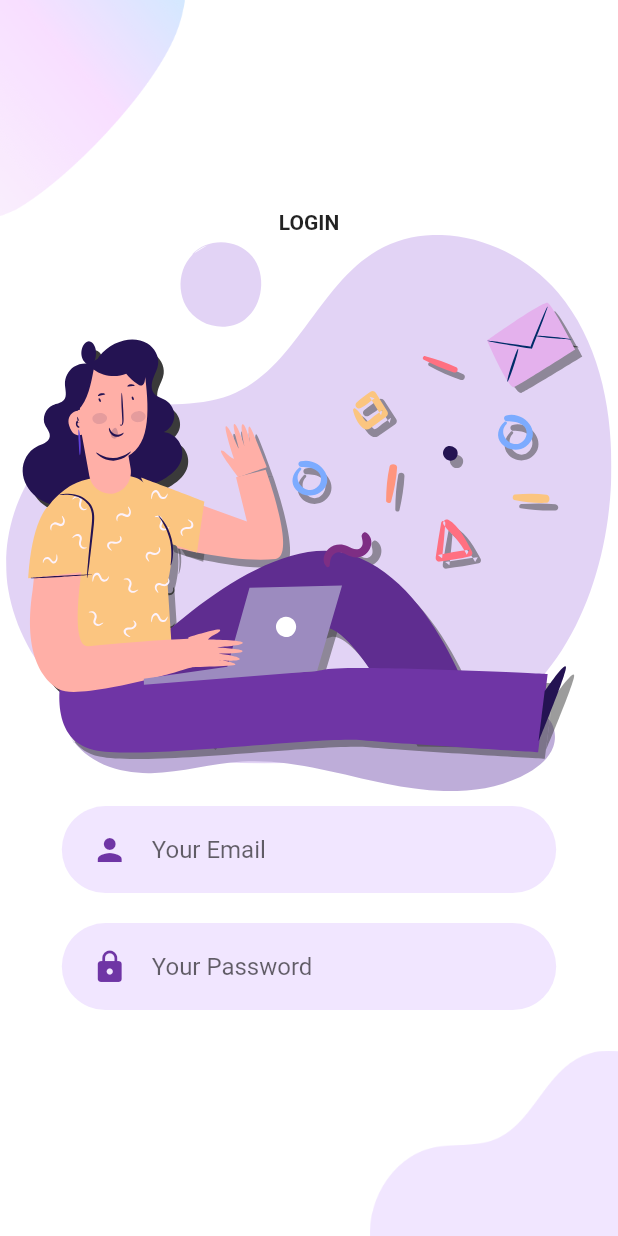
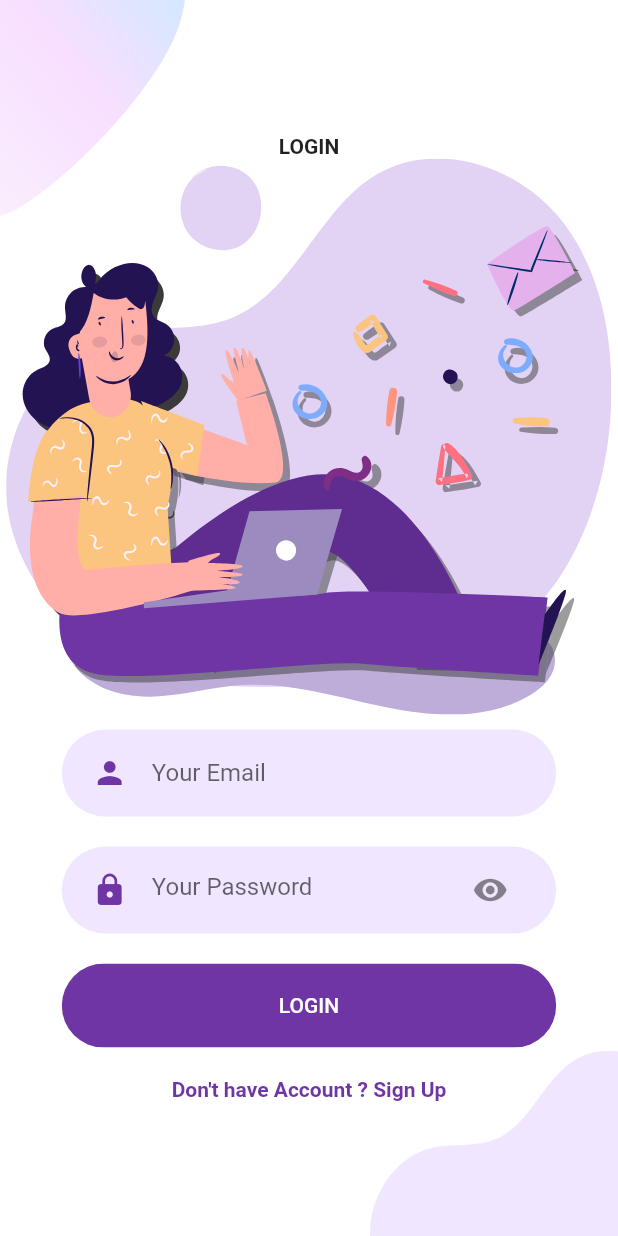
Before and after one commit to arunsingh28/Flutter-simple-app, a Flutter app: the screen it shows after launch, after a tap on "LOGIN", on a phone screen of 412 x 824 dp. Run offline on Flutter 3.47's test engine with Material 2 defaults, Android fonts, the phone set to English and light mode, and no system bars; our stand-ins replace flutter_svg.

Commit message:
side icon

```diff
--- a/lib/Screen/Login/Rounded_input.dart
+++ b/lib/Screen/Login/body.dart
@@ -6,17 +6,20 @@ class RoundedInput extends StatelessWidget {
   final String hintText;
   final IconData icon;
   final ValueChanged<String> onChanged;
+  final bool scure;
   const RoundedInput({
     Key key,
     this.hintText,
     this.icon = Icons.person,
     this.onChanged,
+    this.scure,
   }) : super(key: key);
 
   @override
   Widget build(BuildContext context) {
     return TextFieldContainer(
       child: TextField(
+        obscureText: scure,
         onChanged: onChanged,
         decoration: InputDecoration(
             hintText: hintText,
@@ -24,6 +27,7 @@ class RoundedInput extends StatelessWidget {
               icon,
               color: PrimaryColor,
             ),
+            suffixIcon: scure ? Icon(Icons.remove_red_eye) : null,
             border: InputBorder.none),
       ),
     );
--- a/lib/Screen/Login/login_screen.dart
+++ b/lib/Screen/Login/login_screen.dart
@@ -1,9 +1,9 @@
 import 'package:auth_ui/Screen/Login/background.dart';
+import 'package:auth_ui/components/rounded_btn.dart';
 import 'package:auth_ui/constant.dart';
 import 'package:flutter/material.dart';
 import 'package:flutter_svg/svg.dart';
-
-import 'Rounded_input.dart';
+import 'body.dart';
 
 class LoginScreen extends StatelessWidget {
   const LoginScreen({Key key}) : super(key: key);
@@ -31,13 +31,29 @@ class LoginScreen extends StatelessWidget {
               RoundedInput(
                 hintText: "Your Email",
                 icon: Icons.person,
+                scure: false,
                 onChanged: (value) {},
               ),
               RoundedInput(
+                scure: true,
                 hintText: "Your Password",
                 icon: Icons.lock,
                 onChanged: (value) {},
               ),
+              RoundedButton(
+                title: "LOGIN",
+                textColor: Colors.white,
+                color: PrimaryColor,
+                press: () {},
+              ),
+              SizedBox(
+                height: 10,
+              ),
+              Text(
+                "Don't have Account ? Sign Up",
+                style:
+                    TextStyle(color: PrimaryColor, fontWeight: FontWeight.bold),
+              )
             ],
           ),
         ),
```
